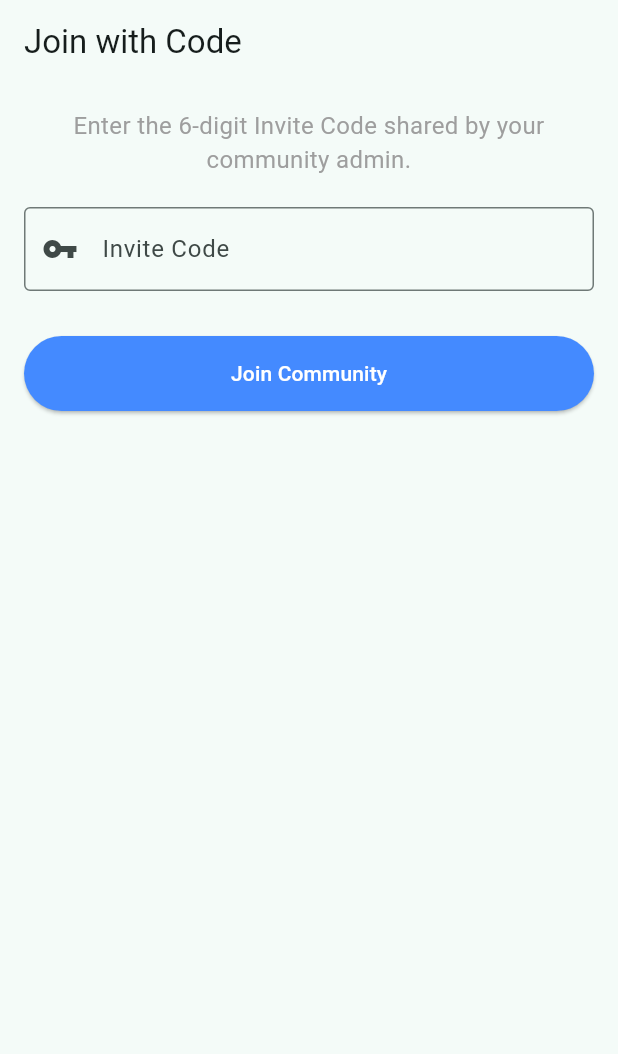
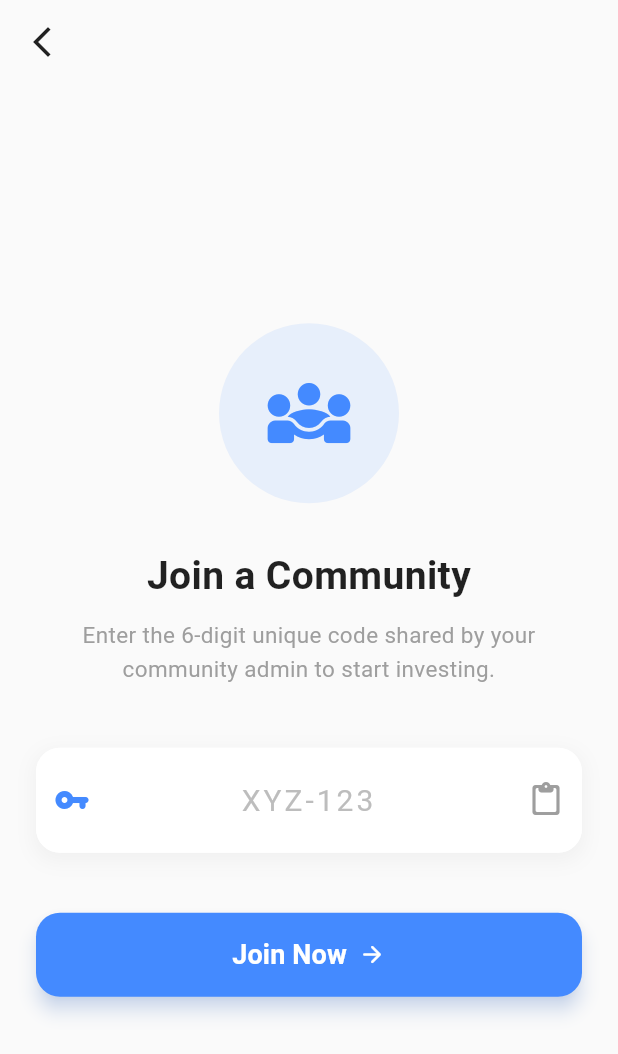
Before and after one commit to AbdullahRFA/stake_grow, a Flutter app: the JoinCommunityScreen screen opened by its route, on a phone screen of 412 x 824 dp. Shown: the top 1054 px of the screen. Run offline on Flutter 3.47's test engine with Material 3 defaults, Android fonts, the phone set to English and light mode, and no system bars; our stand-ins replace cloud_firestore, firebase_auth, firebase_core, flutter_hooks, flutter_riverpod, fpdart and 5 more; accounts and stored records are empty.

Commit message:
refactor(ui): redesign join community screen for better ux
- Added a clean header with a large circular icon.
- Improved typography for title and instructions.
- Styled the input field with a card-like appearance, centered text, and increased letter spacing.
- Added a "Paste" suffix button to the input field for convenience.
- Updated the "Join" button to be larger, pill-shaped, and include an arrow icon.
- Removed default AppBar background for a cleaner look.

Signed-off-by: AbdullahRFA <shakibrybmn@gmail.com>

```diff
--- a/lib/features/community/presentation/screens/join_community_screen.dart
+++ b/lib/features/community/presentation/screens/join_community_screen.dart
@@ -1,4 +1,5 @@
 import 'package:flutter/material.dart';
+import 'package:flutter/services.dart';
 import 'package:flutter_riverpod/flutter_riverpod.dart';
 import 'package:stake_grow/core/common/loader.dart';
 import 'package:stake_grow/features/community/presentation/community_controller.dart';
@@ -21,10 +22,21 @@ class _JoinCommunityScreenState extends ConsumerState<JoinCommunityScreen> {
 
   void join() {
     if (inviteCodeController.text.trim().isNotEmpty) {
+      // Dismiss keyboard
+      FocusScope.of(context).unfocus();
       ref.read(communityControllerProvider.notifier).joinCommunity(
         inviteCodeController.text.trim(),
         context,
       );
+    }
+  }
+
+  Future<void> _pasteFromClipboard() async {
+    final data = await Clipboard.getData(Clipboard.kTextPlain);
+    if (data?.text != null) {
+      setState(() {
+        inviteCodeController.text = data!.text!;
+      });
     }
   }
 
@@ -33,44 +45,147 @@ class _JoinCommunityScreenState extends ConsumerState<JoinCommunityScreen> {
     final isLoading = ref.watch(communityControllerProvider);
 
     return Scaffold(
-      appBar: AppBar(title: const Text('Join with Code')),
+      backgroundColor: Colors.grey[50],
+      appBar: AppBar(
+        backgroundColor: Colors.transparent,
+        elevation: 0,
+        leading: IconButton(
+          icon: const Icon(Icons.arrow_back_ios_new, color: Colors.black87),
+          onPressed: () => Navigator.pop(context),
+        ),
+      ),
       body: isLoading
           ? const Loader()
-          : Padding(
-        padding: const EdgeInsets.all(16.0),
+          : Center(
+        child: SingleChildScrollView(
+          padding: const EdgeInsets.all(24.0),
           child: Column(
+            mainAxisAlignment: MainAxisAlignment.center,
+            crossAxisAlignment: CrossAxisAlignment.stretch,
             children: [
-            const Text(
-              'Enter the 6-digit Invite Code shared by your community admin.',
-              textAlign: TextAlign.center,
-              style: TextStyle(fontSize: 16, color: Colors.grey),
+              // 1. Header Illustration/Icon
+              Container(
+                height: 120,
+                width: 120,
+                decoration: BoxDecoration(
+                  color: Colors.blueAccent.withOpacity(0.1),
+                  shape: BoxShape.circle,
                 ),
-            const SizedBox(height: 20),
-            TextField(
-              controller: inviteCodeController,
-              decoration: const InputDecoration(
-                labelText: 'Invite Code',
-                hintText: 'e.g. a1b2c3',
-                border: OutlineInputBorder(),
-                prefixIcon: Icon(Icons.vpn_key),
+                child: const Center(
+                  child: Icon(
+                    Icons.diversity_3_rounded,
+                    size: 60,
+                    color: Colors.blueAccent,
+                  ),
                 ),
               ),
               const SizedBox(height: 30),
+
+              // 2. Headings
+              const Text(
+                'Join a Community',
+                textAlign: TextAlign.center,
+                style: TextStyle(
+                  fontSize: 26,
+                  fontWeight: FontWeight.bold,
+                  color: Colors.black87,
+                ),
+              ),
+              const SizedBox(height: 10),
+              const Text(
+                'Enter the 6-digit unique code shared by your community admin to start investing.',
+                textAlign: TextAlign.center,
+                style: TextStyle(
+                  fontSize: 15,
+                  color: Colors.grey,
+                  height: 1.5,
+                ),
+              ),
+              const SizedBox(height: 40),
+
+              // 3. Input Field
+              Container(
+                decoration: BoxDecoration(
+                  color: Colors.white,
+                  borderRadius: BorderRadius.circular(16),
+                  boxShadow: [
+                    BoxShadow(
+                      color: Colors.grey.withOpacity(0.1),
+                      spreadRadius: 2,
+                      blurRadius: 10,
+                      offset: const Offset(0, 4),
+                    ),
+                  ],
+                ),
+                child: TextField(
+                  controller: inviteCodeController,
+                  textAlign: TextAlign.center,
+                  style: const TextStyle(
+                    fontSize: 20,
+                    fontWeight: FontWeight.bold,
+                    letterSpacing: 2.0,
+                  ),
+                  decoration: InputDecoration(
+                    hintText: 'XYZ-123',
+                    hintStyle: TextStyle(
+                        color: Colors.grey.shade400,
+                        fontWeight: FontWeight.normal),
+                    border: OutlineInputBorder(
+                      borderRadius: BorderRadius.circular(16),
+                      borderSide: BorderSide.none,
+                    ),
+                    filled: true,
+                    fillColor: Colors.white,
+                    contentPadding:
+                    const EdgeInsets.symmetric(vertical: 20),
+                    prefixIcon: const Icon(Icons.vpn_key_rounded,
+                        color: Colors.blueAccent),
+                    suffixIcon: IconButton(
+                      icon: const Icon(Icons.content_paste_rounded,
+                          color: Colors.grey),
+                      tooltip: 'Paste',
+                      onPressed: _pasteFromClipboard,
+                    ),
+                  ),
+                ),
+              ),
+
+              const SizedBox(height: 40),
+
+              // 4. Action Button
               SizedBox(
-              width: double.infinity,
+                height: 56,
                 child: ElevatedButton(
                   onPressed: join,
                   style: ElevatedButton.styleFrom(
-                  backgroundColor: Colors.blueAccent, // জয়েইনিং এর জন্য আলাদা কালার
+                    backgroundColor: Colors.blueAccent,
                     foregroundColor: Colors.white,
-                  padding: const EdgeInsets.all(15),
+                    elevation: 5,
+                    shadowColor: Colors.blueAccent.withOpacity(0.4),
+                    shape: RoundedRectangleBorder(
+                      borderRadius: BorderRadius.circular(16),
                     ),
-                child: const Text('Join Community'),
+                  ),
+                  child: const Row(
+                    mainAxisAlignment: MainAxisAlignment.center,
+                    children: [
+                      Text(
+                        'Join Now',
+                        style: TextStyle(
+                          fontSize: 18,
+                          fontWeight: FontWeight.bold,
+                        ),
+                      ),
+                      SizedBox(width: 8),
+                      Icon(Icons.arrow_forward_rounded),
+                    ],
+                  ),
                 ),
               ),
             ],
           ),
         ),
+      ),
     );
   }
 }
```
Lines whose indentation alone changed are shown as unchanged.
